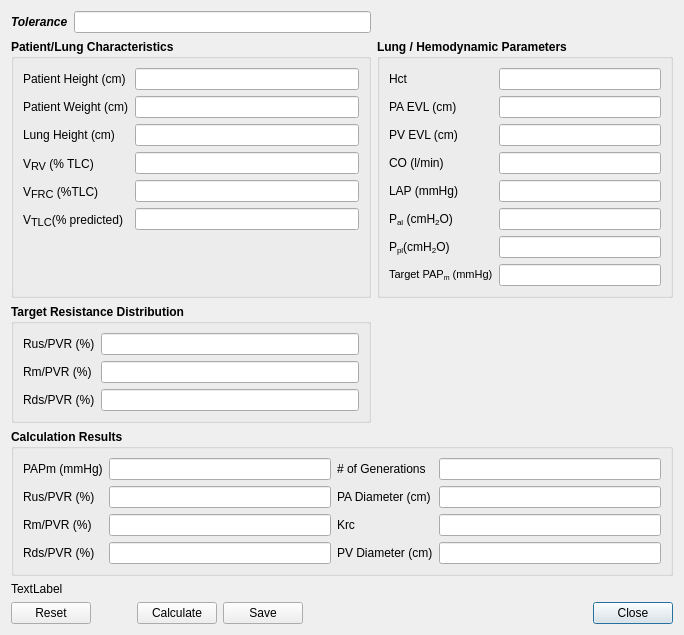
Before: the Qt Designer form src/calibratedlg.ui in AdamMajer/bshouty-lung-model, drawn with Qt 5.
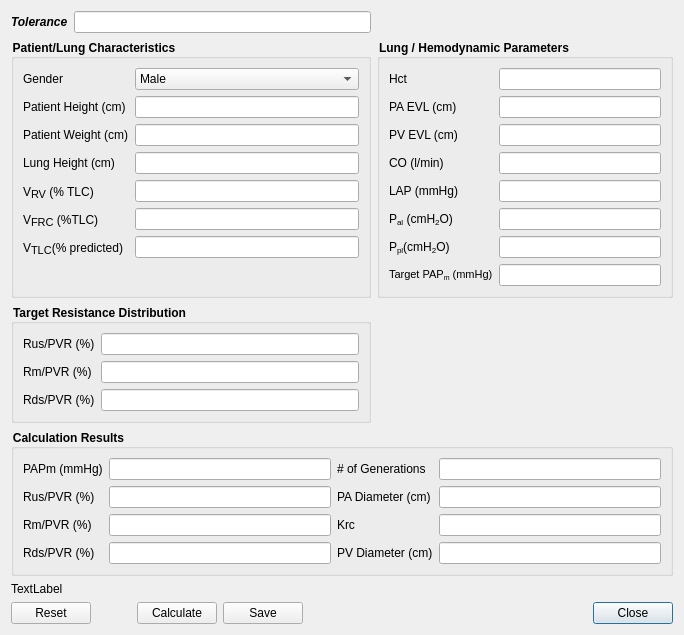
After: the same form once the commit is applied. Custom widgets are drawn as their Qt base class.

Commit message:
Calculate ideal body weight based on height and gender
Add Gender to main window's selection window and Calibration
window. Default calibration is for a Male, 175cm tall

```diff
--- a/src/calibratedlg.ui
+++ b/src/calibratedlg.ui
@@ -13,20 +13,20 @@
   <property name="windowTitle">
    <string>Kr Constant Calibration</string>
   </property>
+  <property name="styleSheet">
+   <string notr="true">QGroupBox {font: bold}</string>
+  </property>
   <layout class="QGridLayout" name="gridLayout_3">
    <item row="1" column="0" colspan="2">
     <widget class="QGroupBox" name="groupBox">
-     <property name="font">
-      <font>
-       <weight>75</weight>
-       <bold>true</bold>
-      </font>
+     <property name="styleSheet">
+      <string notr="true"/>
      </property>
      <property name="title">
       <string>Patient/Lung Characteristics</string>
      </property>
      <layout class="QFormLayout" name="formLayout">
-      <item row="0" column="0">
+      <item row="1" column="0">
        <widget class="QLabel" name="label_17">
         <property name="font">
          <font>
@@ -45,7 +45,7 @@
         </property>
        </widget>
       </item>
-      <item row="0" column="1">
+      <item row="1" column="1">
        <widget class="ClickableLineEdit" name="patHt">
         <property name="toolTip">
          <string>&lt;!DOCTYPE HTML PUBLIC &quot;-//W3C//DTD HTML 4.0//EN&quot; &quot;http://www.w3.org/TR/REC-html40/strict.dtd&quot;&gt;
@@ -58,7 +58,7 @@
         </property>
        </widget>
       </item>
-      <item row="1" column="0">
+      <item row="2" column="0">
        <widget class="QLabel" name="label_18">
         <property name="font">
          <font>
@@ -77,7 +77,7 @@
         </property>
        </widget>
       </item>
-      <item row="1" column="1">
+      <item row="2" column="1">
        <widget class="ClickableLineEdit" name="patWt">
         <property name="toolTip">
          <string>&lt;!DOCTYPE HTML PUBLIC &quot;-//W3C//DTD HTML 4.0//EN&quot; &quot;http://www.w3.org/TR/REC-html40/strict.dtd&quot;&gt;
@@ -90,7 +90,7 @@
         </property>
        </widget>
       </item>
-      <item row="2" column="0">
+      <item row="3" column="0">
        <widget class="QLabel" name="label_10">
         <property name="font">
          <font>
@@ -109,7 +109,7 @@
         </property>
        </widget>
       </item>
-      <item row="2" column="1">
+      <item row="3" column="1">
        <widget class="ClickableLineEdit" name="lungHt">
         <property name="toolTip">
          <string>&lt;!DOCTYPE HTML PUBLIC &quot;-//W3C//DTD HTML 4.0//EN&quot; &quot;http://www.w3.org/TR/REC-html40/strict.dtd&quot;&gt;
@@ -122,7 +122,7 @@
         </property>
        </widget>
       </item>
-      <item row="3" column="0">
+      <item row="4" column="0">
        <widget class="QLabel" name="label_15">
         <property name="font">
          <font>
@@ -142,7 +142,7 @@
         </property>
        </widget>
       </item>
-      <item row="3" column="1">
+      <item row="4" column="1">
        <widget class="ClickableLineEdit" name="Vrv">
         <property name="toolTip">
          <string>&lt;!DOCTYPE HTML PUBLIC &quot;-//W3C//DTD HTML 4.0//EN&quot; &quot;http://www.w3.org/TR/REC-html40/strict.dtd&quot;&gt;
@@ -155,7 +155,7 @@
         </property>
        </widget>
       </item>
-      <item row="4" column="0">
+      <item row="5" column="0">
        <widget class="QLabel" name="label_16">
         <property name="font">
          <font>
@@ -175,7 +175,7 @@
         </property>
        </widget>
       </item>
-      <item row="4" column="1">
+      <item row="5" column="1">
        <widget class="ClickableLineEdit" name="Vfrc">
         <property name="toolTip">
          <string>&lt;!DOCTYPE HTML PUBLIC &quot;-//W3C//DTD HTML 4.0//EN&quot; &quot;http://www.w3.org/TR/REC-html40/strict.dtd&quot;&gt;
@@ -188,14 +188,14 @@
         </property>
        </widget>
       </item>
-      <item row="5" column="1">
+      <item row="6" column="1">
        <widget class="QLineEdit" name="Vtlc">
         <property name="toolTip">
          <string>&lt;html&gt;&lt;head/&gt;&lt;body&gt;&lt;p&gt;V&lt;span style=&quot; vertical-align:sub;&quot;&gt;TLC&lt;/span&gt; stands for Total Lung Capacity as percent of predicted TLC&lt;/p&gt;&lt;p&gt;&lt;span style=&quot; font-weight:600; text-decoration: underline;&quot;&gt;Range:&lt;/span&gt; 5 – 300%&lt;/p&gt;&lt;/body&gt;&lt;/html&gt;</string>
         </property>
        </widget>
       </item>
-      <item row="5" column="0">
+      <item row="6" column="0">
        <widget class="QLabel" name="label_30">
         <property name="font">
          <font>
@@ -208,6 +208,27 @@
         </property>
        </widget>
       </item>
+      <item row="0" column="0">
+       <widget class="QLabel" name="label_22">
+        <property name="text">
+         <string>Gender</string>
+        </property>
+       </widget>
+      </item>
+      <item row="0" column="1">
+       <widget class="QComboBox" name="gender">
+        <item>
+         <property name="text">
+          <string>Male</string>
+         </property>
+        </item>
+        <item>
+         <property name="text">
+          <string>Female</string>
+         </property>
+        </item>
+       </widget>
+      </item>
      </layout>
     </widget>
    </item>
@@ -234,12 +255,6 @@
    </item>
    <item row="1" column="2">
     <widget class="QGroupBox" name="groupBox_2">
-     <property name="font">
-      <font>
-       <weight>75</weight>
-       <bold>true</bold>
-      </font>
-     </property>
      <property name="title">
       <string>Lung / Hemodynamic Parameters</string>
      </property>
@@ -440,12 +455,6 @@
    </item>
    <item row="2" column="0" colspan="2">
     <widget class="QGroupBox" name="groupBox_3">
-     <property name="font">
-      <font>
-       <weight>75</weight>
-       <bold>true</bold>
-      </font>
-     </property>
      <property name="title">
       <string>Target Resistance Distribution</string>
      </property>
@@ -599,12 +608,6 @@
    </item>
    <item row="3" column="0" colspan="3">
     <widget class="QGroupBox" name="groupBox_4">
-     <property name="font">
-      <font>
-       <weight>75</weight>
-       <bold>true</bold>
-      </font>
-     </property>
      <property name="title">
       <string>Calculation Results</string>
      </property>
```
Left out of the diff: 1 changed line with no effect on the pictures. The commit also changes 8 other files.
